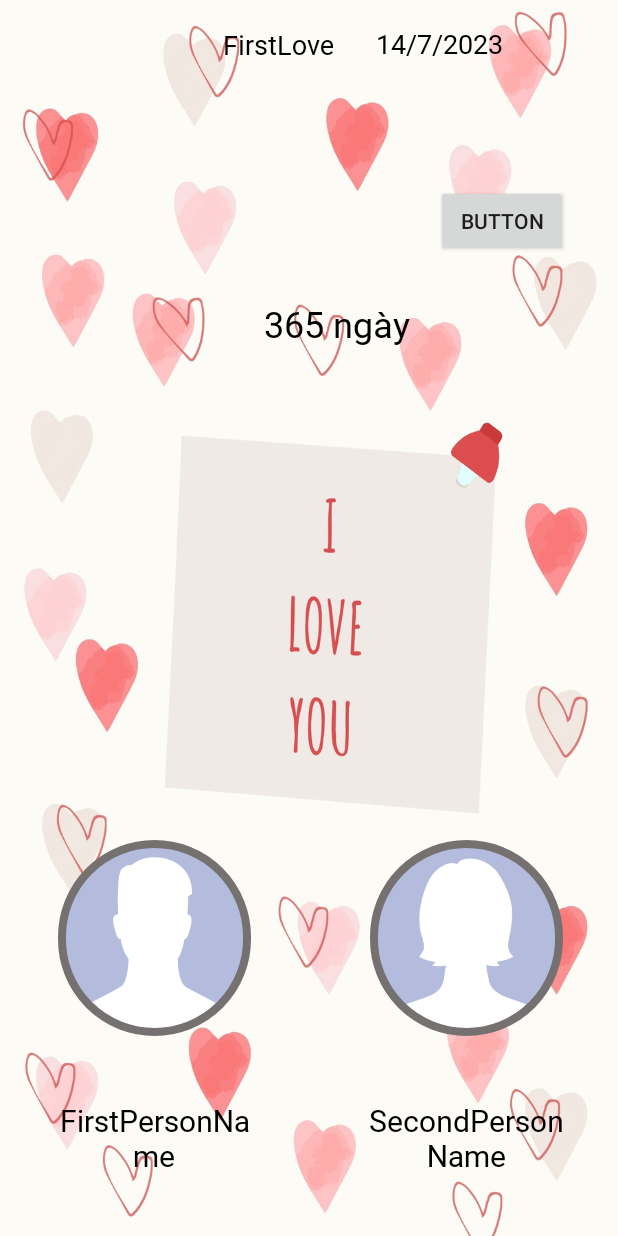
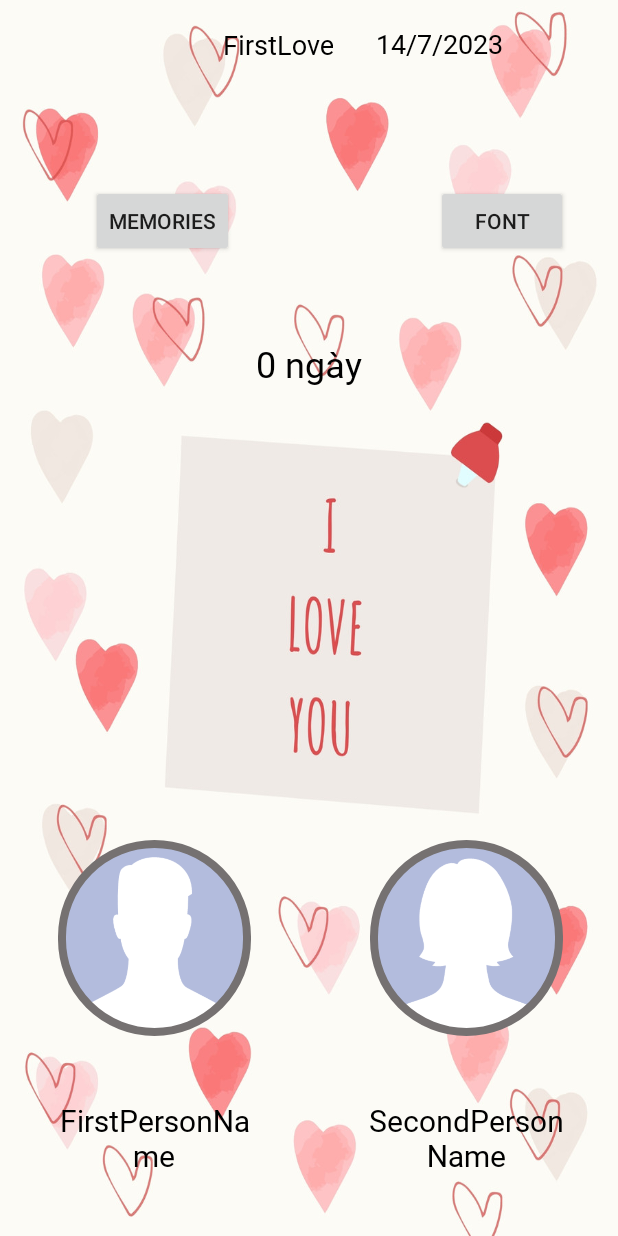
Before and after one commit to ThanhThanTho/LoveTime, an Android app: the screen it shows after launch (MainActivity), on a phone screen of 412 x 824 dp. Run offline under Robolectric (Android 15) with nearby library versions, the phone set to English and light mode, and no system bars; libraries missing offline, so code that uses them is left out: com.github.dhaval2404.imagepicker; Roboto replaces fonts that are not available here; 1 statement that could not run was skipped.

Commit message:
complete SQLite, start memory pic function

```diff
--- a/app/src/main/AndroidManifest.xml
+++ b/app/src/main/AndroidManifest.xml
@@ -15,6 +15,9 @@
         android:theme="@style/Theme.CountingTimeTogether"
         tools:targetApi="31">
         <activity
+            android:name=".MemoryActivity.MemoriesActivity"
+            android:exported="false" />
+        <activity
             android:name=".ChangeFontActivity.FontSelectActivity"
             android:exported="false" />
         <activity
--- a/app/src/main/java/com/vn/thanhnx/countingtimetogether/MainActivity.java
+++ b/app/src/main/java/com/vn/thanhnx/countingtimetogether/MainActivity.java
@@ -27,23 +27,28 @@ import android.widget.Toast;
 
 import com.github.dhaval2404.imagepicker.ImagePicker;
 import com.vn.thanhnx.countingtimetogether.ChangeFontActivity.FontSelectActivity;
+import com.vn.thanhnx.countingtimetogether.MemoryActivity.MemoriesActivity;
 import com.vn.thanhnx.countingtimetogether.Model.Font;
+import com.vn.thanhnx.countingtimetogether.Model.MemoryPic;
 import com.vn.thanhnx.countingtimetogether.Model.Relationship;
 import com.vn.thanhnx.countingtimetogether.Model.Theme;
 
 import java.io.FileNotFoundException;
 import java.io.InputStream;
+import java.text.ParseException;
 import java.text.SimpleDateFormat;
 import java.util.ArrayList;
 import java.util.Calendar;
 import java.util.Date;
 import java.util.Locale;
+import java.util.concurrent.TimeUnit;
 
 public class MainActivity extends AppCompatActivity {
 
     private static final int REQUEST_CODE_PERMISSION = 1;
     private static final int REQUEST_CODE_PIC1 = 11;
     private static final int REQUEST_CODE_PIC2 = 12;
+    private static final int REQUEST_CODE_OPEN_MEMORIES = 13;
 
     private static final int REQUEST_CODE_OPEN_FONT_CHANGE = 10;
     private ImageView firstPic;
@@ -61,6 +66,7 @@ public class MainActivity extends AppCompatActivity {
     private TextView startDate;
     private TextView textViewTime;
     public static ArrayList<Font> fontList;
+    private Button memoryButton;
     public static SharedPreferences sharedPreferences;
 
     private void bindingView(){
@@ -74,6 +80,7 @@ public class MainActivity extends AppCompatActivity {
         myDBHandler = new MyDBHandler(this);
         startDate = findViewById(R.id.startDate);
         textViewTime = findViewById(R.id.textViewTime);
+        memoryButton = findViewById(R.id.memoryButton);
         sharedPreferences = getApplicationContext().getSharedPreferences("sharedPreferences", Context.MODE_PRIVATE);
     }
 
@@ -85,6 +92,16 @@ public class MainActivity extends AppCompatActivity {
         secondPersonName.setOnClickListener(this::onSecondNameClick);
         startDate.setOnClickListener(this::dateClick);
         relaName.setOnClickListener(this::relaNameClick);
+        memoryButton.setOnClickListener(this::memoryClick);
+    }
+
+
+
+    private void memoryClick(View view) {
+        Intent i = new Intent(this, MemoriesActivity.class);
+        String previewString = firstPersonName.getText()+" & "+secondPersonName.getText();
+        i.putExtra("previewString", previewString);
+        startActivityForResult(i, REQUEST_CODE_OPEN_MEMORIES);
     }
 
     private void relaNameClick(View view) {
@@ -116,6 +133,7 @@ public class MainActivity extends AppCompatActivity {
                         // Update the TextView with the selected date
                         startDate.setText(formattedDate);
                         myDBHandler.updateRelationship(relaName.getText().toString(), "StartDate", formattedDate);
+                        textViewTime.setText(countingLoveTime(formattedDate));
                     }
                 },
                 year, month, day);
@@ -232,6 +250,7 @@ public class MainActivity extends AppCompatActivity {
         else if(requestCode == REQUEST_CODE_OPEN_FONT_CHANGE && resultCode == 1){
             //set font type for all related textview
             String nameFont = data.getStringExtra("fontFamily");
+            myDBHandler.updateRelationship(relaName.getText().toString(), "FontType", nameFont);
             Typeface font = General.getFont(nameFont);
             if (font != null){
                 setFontType(font);
@@ -289,6 +308,25 @@ public class MainActivity extends AppCompatActivity {
             throw new RuntimeException(e);
         }
         setTextColor(currentTheme.getTextColor());//correct
+        textViewTime.setText(countingLoveTime(currentRelationship.getStartDate()));
+    }
+
+    private String countingLoveTime(String dateString){
+        try {
+            SimpleDateFormat dateFormat = new SimpleDateFormat("dd/MM/yyyy", Locale.getDefault());
+            Date givenDate = dateFormat.parse(dateString);
+
+            Date currentTime = Calendar.getInstance().getTime();
+
+            long timeDifference = currentTime.getTime() - givenDate.getTime();
+            long days = TimeUnit.MILLISECONDS.toDays(timeDifference);
+
+            return days + " ngày";
+        } catch (ParseException e) {
+            e.printStackTrace();
+        }
+
+        return "";
     }
 
     private void loadDefaultData(){
--- /dev/null
+++ b/app/src/main/res/drawable/add.xml
@@ -0,0 +1,5 @@
+<vector android:height="24dp" android:tint="#000000"
+    android:viewportHeight="24" android:viewportWidth="24"
+    android:width="24dp" xmlns:android="http://schemas.android.com/apk/res/android">
+    <path android:fillColor="@android:color/white" android:pathData="M19,13h-6v6h-2v-6H5v-2h6V5h2v6h6v2z"/>
+</vector>
--- a/app/src/main/res/layout/activity_main.xml
+++ b/app/src/main/res/layout/activity_main.xml
@@ -58,20 +58,18 @@
 
     <TextView
         android:id="@+id/textViewTime"
-        android:layout_width="match_parent"
-        android:layout_height="74dp"
-        android:layout_marginStart="130dp"
-        android:layout_marginEnd="94dp"
+        android:layout_width="158dp"
+        android:layout_height="82dp"
         android:gravity="center"
         android:text="365 ngày"
+        android:textColor="@color/black"
         android:textSize="24sp"
-        android:textColor="@color/black"
         app:layout_constraintBottom_toBottomOf="parent"
         app:layout_constraintEnd_toEndOf="parent"
-        app:layout_constraintHorizontal_bias="0.643"
+        app:layout_constraintHorizontal_bias="0.498"
         app:layout_constraintStart_toStartOf="parent"
         app:layout_constraintTop_toTopOf="parent"
-        app:layout_constraintVertical_bias="0.238" />
+        app:layout_constraintVertical_bias="0.271" />
 
     <TextView
         android:id="@+id/firstPersonName"
@@ -94,7 +92,7 @@
         android:layout_height="wrap_content"
         android:layout_marginStart="290dp"
         android:layout_marginEnd="33dp"
-        android:text="Button"
+        android:text="Font"
         app:layout_constraintBottom_toBottomOf="parent"
         app:layout_constraintEnd_toEndOf="parent"
         app:layout_constraintHorizontal_bias="1.0"
@@ -132,4 +130,16 @@
         app:layout_constraintTop_toTopOf="parent"
         app:layout_constraintVertical_bias="0.007" />
 
+    <Button
+        android:id="@+id/memoryButton"
+        android:layout_width="wrap_content"
+        android:layout_height="wrap_content"
+        android:text="Memories"
+        app:layout_constraintBottom_toBottomOf="parent"
+        app:layout_constraintEnd_toEndOf="parent"
+        app:layout_constraintHorizontal_bias="0.191"
+        app:layout_constraintStart_toStartOf="parent"
+        app:layout_constraintTop_toTopOf="parent"
+        app:layout_constraintVertical_bias="0.159" />
+
 </androidx.constraintlayout.widget.ConstraintLayout>
```
Also changed, not shown: app/src/main/java/com/vn/thanhnx/countingtimetogether/MemoryActivity/MemoriesActivity.java (added, +66 -0 lines), app/src/main/java/com/vn/thanhnx/countingtimetogether/MemoryActivity/MemoryRecyclerAdapter.java (added, +43 -0 lines), app/src/main/java/com/vn/thanhnx/countingtimetogether/MemoryActivity/MemoryRecyclerViewHolder.java (added, +33 -0 lines), app/src/main/java/com/vn/thanhnx/countingtimetogether/Model/MemoryPic.java (added, +43 -0 lines), app/src/main/java/com/vn/thanhnx/countingtimetogether/MyDBHandler.java (+19 -21 lines), app/src/main/res/drawable/border.xml (added, +7 -0 lines), app/src/main/res/layout/activity_memories.xml (added, +47 -0 lines), app/src/main/res/layout/memories_item.xml (added, +26 -0 lines).
